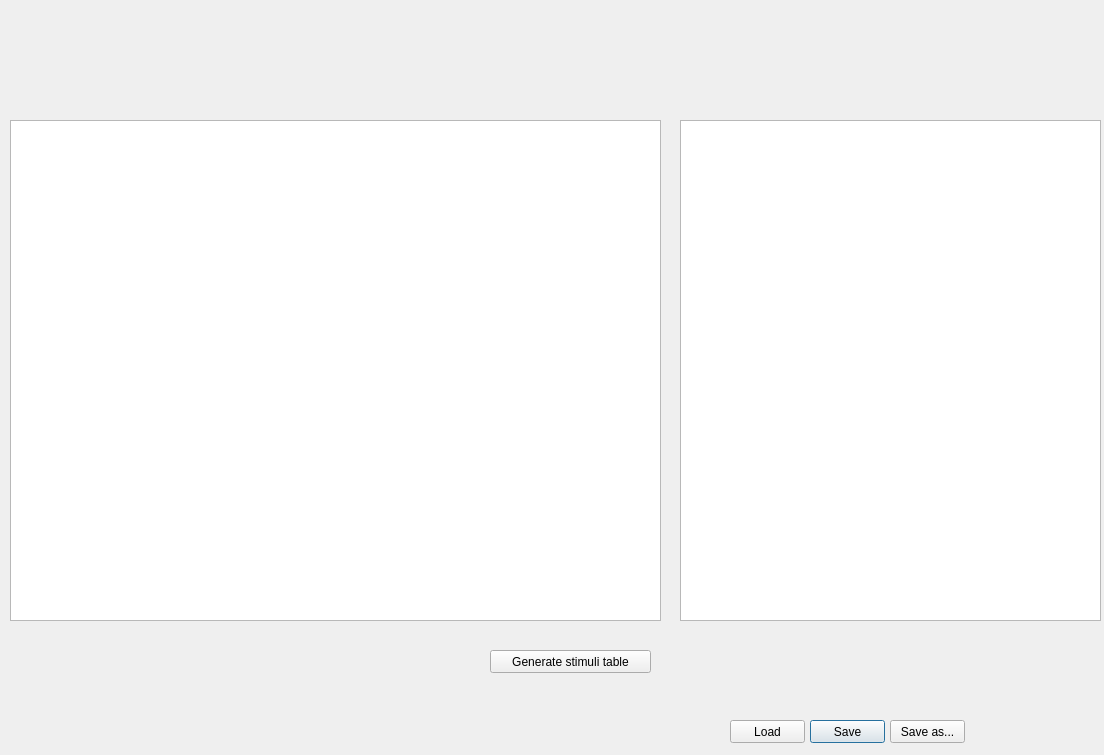
Before: the Qt Designer form ui_files/odor_config.ui in olfa-lab/PyBpodGUI, drawn with Qt 5.
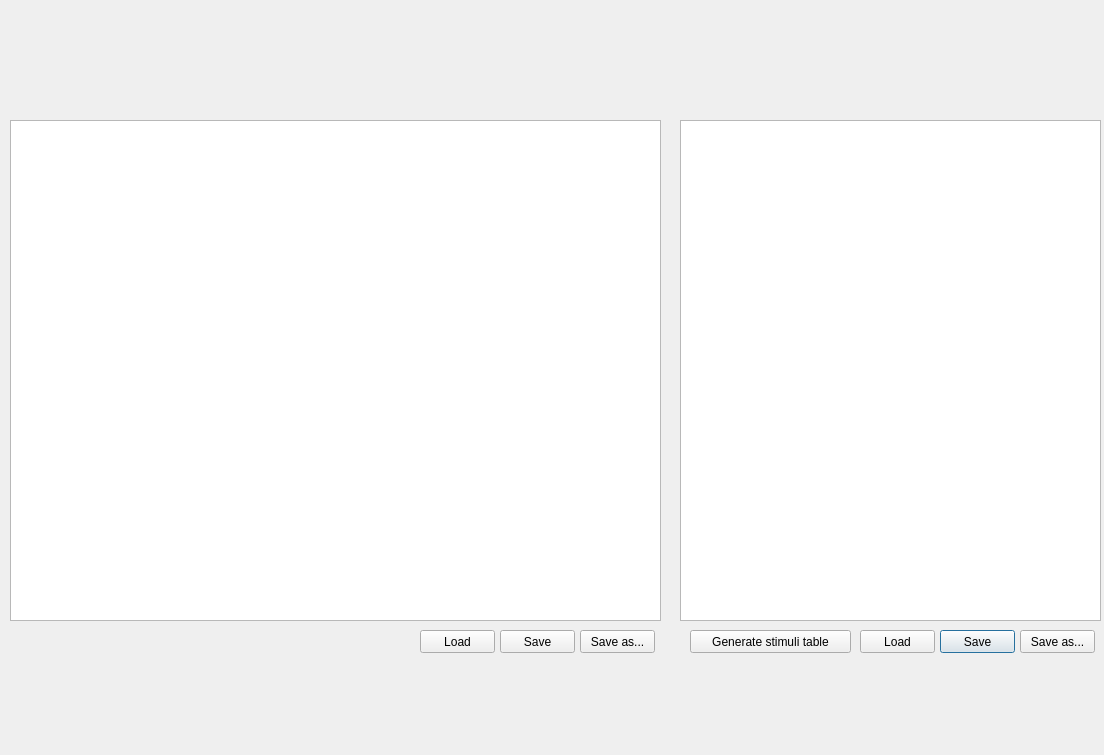
After: the same form once the commit is applied.

What changed in the file:
```diff
--- a/ui_files/odor_config.ui
+++ b/ui_files/odor_config.ui
@@ -16,8 +16,8 @@
   <widget class="QPushButton" name="saveOdorTableButton">
    <property name="geometry">
     <rect>
-     <x>810</x>
-     <y>720</y>
+     <x>940</x>
+     <y>630</y>
      <width>75</width>
      <height>23</height>
     </rect>
@@ -48,8 +48,8 @@
   <widget class="QPushButton" name="odorLoadButton">
    <property name="geometry">
     <rect>
-     <x>730</x>
-     <y>720</y>
+     <x>860</x>
+     <y>630</y>
      <width>75</width>
      <height>23</height>
     </rect>
@@ -61,8 +61,8 @@
   <widget class="QPushButton" name="saveOdorTableAsFileButton">
    <property name="geometry">
     <rect>
-     <x>890</x>
-     <y>720</y>
+     <x>1020</x>
+     <y>630</y>
      <width>75</width>
      <height>23</height>
     </rect>
@@ -74,8 +74,8 @@
   <widget class="QPushButton" name="generateOdorTableButton">
    <property name="geometry">
     <rect>
-     <x>490</x>
-     <y>650</y>
+     <x>690</x>
+     <y>630</y>
      <width>161</width>
      <height>23</height>
     </rect>
@@ -97,6 +97,45 @@
     </rect>
    </property>
   </widget>
+  <widget class="QPushButton" name="saveStimuliConfigFile">
+   <property name="geometry">
+    <rect>
+     <x>500</x>
+     <y>630</y>
+     <width>75</width>
+     <height>23</height>
+    </rect>
+   </property>
+   <property name="text">
+    <string>Save</string>
+   </property>
+  </widget>
+  <widget class="QPushButton" name="loadStimuliConfigFile">
+   <property name="geometry">
+    <rect>
+     <x>420</x>
+     <y>630</y>
+     <width>75</width>
+     <height>23</height>
+    </rect>
+   </property>
+   <property name="text">
+    <string>Load</string>
+   </property>
+  </widget>
+  <widget class="QPushButton" name="saveAsStimuliConfigFile">
+   <property name="geometry">
+    <rect>
+     <x>580</x>
+     <y>630</y>
+     <width>75</width>
+     <height>23</height>
+    </rect>
+   </property>
+   <property name="text">
+    <string>Save as...</string>
+   </property>
+  </widget>
  </widget>
  <resources/>
  <connections/>
```
Left out of the diff: 6 changed lines with no effect on the pictures.
